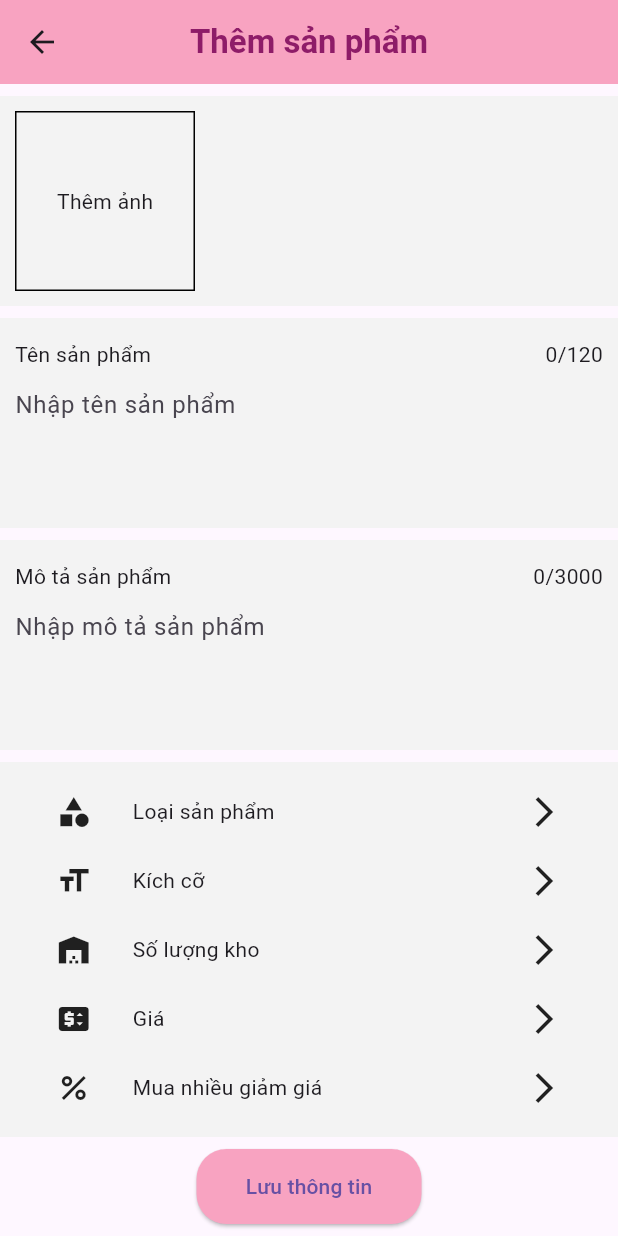
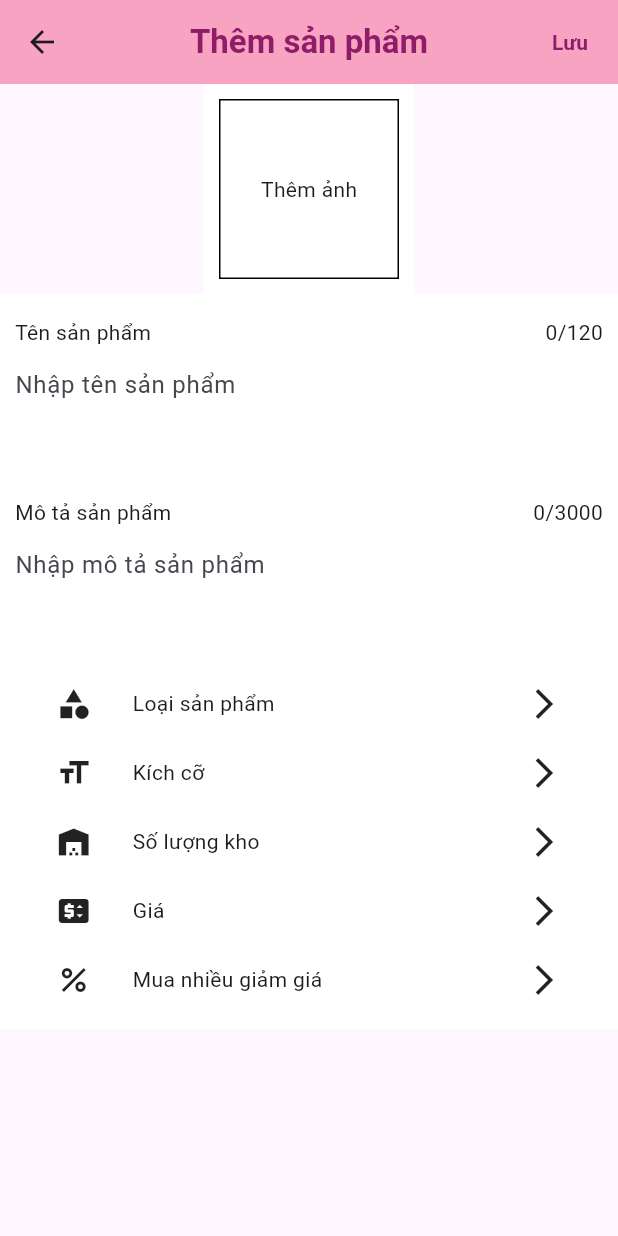
Before and after one commit to phamduykhanh135/fashion-NKH, a Flutter app: the ThemSP screen opened directly, on a phone screen of 412 x 824 dp. Run offline on Flutter 3.47's test engine with Material 3 defaults, Android fonts, the phone set to English and light mode, and no system bars; our stand-ins replace fl_chart.

Commit message:
sua giao dien

```diff
--- a/lib/main.dart
+++ b/lib/main.dart
@@ -24,7 +24,7 @@ class MyApp extends StatelessWidget {
         primarySwatch: Colors.blue,
 
       ),
-       home: ThongKe()
+       home: LoaiSP()
       // initialRoute: "/login",
       // routes: {
       //   "/login":(context)=>const Login_Screen(),
--- a/lib/views/color.dart
+++ b/lib/views/color.dart
@@ -1,7 +1,7 @@
 import 'package:flutter/material.dart';
 
 class MyColor{
-  static Color light_grey=Color.fromRGBO(243, 243, 243, 1);
+  static Color light_grey=Color.fromRGBO(255,255,255,1);
   static Color light_pink=Color.fromRGBO(248, 163, 193, 1);
   static Color dark_pink= Color.fromRGBO(142, 28, 104, 1);
   static Color color_w2= Colors.blueAccent;
--- a/lib/views/item_lsp.dart
+++ b/lib/views/item_lsp.dart
@@ -11,8 +11,8 @@ class ItemLSP extends StatelessWidget {
         decoration: BoxDecoration(
           border: Border(
             bottom: BorderSide(
-              color: MyColor.light_grey, // Màu sắc của đường viền ở phía dưới
-              width: 1.5, // Độ dày của đường viền
+              color: MyColor.light_grey,
+              width: 1.5,
             ),
           ),
         ),
--- a/lib/views/themsanpham.dart
+++ b/lib/views/themsanpham.dart
@@ -14,15 +14,21 @@ class ThemSP extends StatefulWidget {
 class _ThemSPState extends State<ThemSP> {
   @override
   Widget build(BuildContext context) {
-    return  Scaffold(
+    return Scaffold(
     appBar: AppBar(
       title: Text("Thêm sản phẩm",style: TextStyle(color: MyColor.dark_pink,fontWeight: FontWeight.bold)),
       centerTitle: true,
       backgroundColor: MyColor.light_pink,
+      actions: [
+        TextButton(onPressed: (){}, child: Text("Lưu",style: TextStyle(color: MyColor.dark_pink,fontWeight: FontWeight.bold)))
+      ],
+
 
     ),
-     body: Column(
-       mainAxisAlignment: MainAxisAlignment.spaceEvenly,
+         body:
+       SingleChildScrollView(
+            child:Column(
+              mainAxisAlignment:MainAxisAlignment.spaceEvenly,
         children: [
           Container(
             height: 140,
@@ -30,9 +36,7 @@ class _ThemSPState extends State<ThemSP> {
           decoration:  BoxDecoration(
               color:  MyColor.light_grey
           ),
-          child:Row(
-            children: [
-              InkWell(
+           child:InkWell(
              onTap: (){/*TODO:*/},
             child: Container(
               height: 120,
@@ -48,14 +52,10 @@ class _ThemSPState extends State<ThemSP> {
               ),
             ),
 
-              ),
-
-            ],
-
            )
           ),
         Container(
-         height: 140,
+          height: 120,
           padding:EdgeInsets.all(10),
           constraints:BoxConstraints(maxHeight: 200.0),
           decoration:  BoxDecoration(
@@ -75,7 +75,7 @@ class _ThemSPState extends State<ThemSP> {
               ),
               TextField(
                 controller: null/*Todo:*/,
-               maxLines:3,
+                maxLines:2,
                 decoration: InputDecoration(
                   hintText: 'Nhập tên sản phẩm',
                   border: InputBorder.none // Loại bỏ đường gạch chân khi không có focus
@@ -86,7 +86,7 @@ class _ThemSPState extends State<ThemSP> {
           ),
         ),
           Container(
-           height: 140,
+            height: 120,
             padding:EdgeInsets.all(10),
             constraints:BoxConstraints(maxHeight: 200.0),
             decoration:  BoxDecoration(
@@ -105,7 +105,7 @@ class _ThemSPState extends State<ThemSP> {
                 ),
                 TextField(
                   controller: null/*Todo:*/,
-                 maxLines:3,
+                  maxLines:2,
                   decoration: InputDecoration(
                       hintText: 'Nhập mô tả sản phẩm',
                       border: InputBorder.none // Loại bỏ đường gạch chân khi không có focus
@@ -138,7 +138,8 @@ class _ThemSPState extends State<ThemSP> {
             ///Kich Co
             Expanded(
 
-               child: InkWell(onTap: (){},
+                child: InkWell(
+                  onTap: (){},
                   child: Row(
                     children: [
                       Expanded(child: Icon(Icons.format_size)), // Icon ở đầu
@@ -148,7 +149,6 @@ class _ThemSPState extends State<ThemSP> {
                   ),)),
             ///So luong
             Expanded(
-
                 child: InkWell(onTap: (){},
                   child: Row(
                     children: [
@@ -159,8 +159,8 @@ class _ThemSPState extends State<ThemSP> {
                   ),)),
             ///Gia
             Expanded(
-
-               child: InkWell(onTap: (){},
+                child: InkWell(
+                  onTap: (){},
                   child: Row(
                     children: [
                       Expanded(child: Icon(Icons.price_change)), // Icon ở đầu
@@ -171,7 +171,8 @@ class _ThemSPState extends State<ThemSP> {
             ///Mua giam gia
             Expanded(
 
-               child: InkWell(onTap: (){},
+                child: InkWell(
+                  onTap: (){},
                   child: Row(
                     children: [
                       Expanded(child: Icon(Icons.percent)), // Icon ở đầu
@@ -182,22 +183,10 @@ class _ThemSPState extends State<ThemSP> {
           ],
         ) ,
             ),
-         ElevatedButton(
-             onPressed: (){/*Todo:Luu thong tin*/},
-             style: ButtonStyle(
-             backgroundColor: MaterialStateProperty.all(MyColor.light_pink),
-                 minimumSize: MaterialStateProperty.all(Size(150,50)),
-               shape: MaterialStateProperty.all<RoundedRectangleBorder>(
-                 RoundedRectangleBorder(
-                   borderRadius: BorderRadius.circular(20.0)
-                  ,// Đặt bán kính bo tròn
-                 ),
-               ),
-             ),
-             child: Text("Lưu thông tin"))
         ],
 
             ),
+            )
     );
   }
 }
--- a/lib/views/thongke.dart
+++ b/lib/views/thongke.dart
@@ -111,7 +111,7 @@ class _ThongKeState extends State<ThongKe> {
             padding: EdgeInsets.fromLTRB(20, 10, 20, 10),
               height: 300
               ,width: 320,
-            child:  MyPieChart(10,10,10,10),
+            child:  MyPieChart(10.0,10.0,10.0,10.0),
             decoration:  BoxDecoration(
               color:  MyColor.light_grey,
               borderRadius: BorderRadius.circular(20.0)
```
Also changed, not shown: lib/views/item_qlsp.dart (+14 -8 lines), lib/views/suasanpham.dart (+14 -19 lines), 1 other file. Lines whose indentation alone changed are shown as unchanged.
